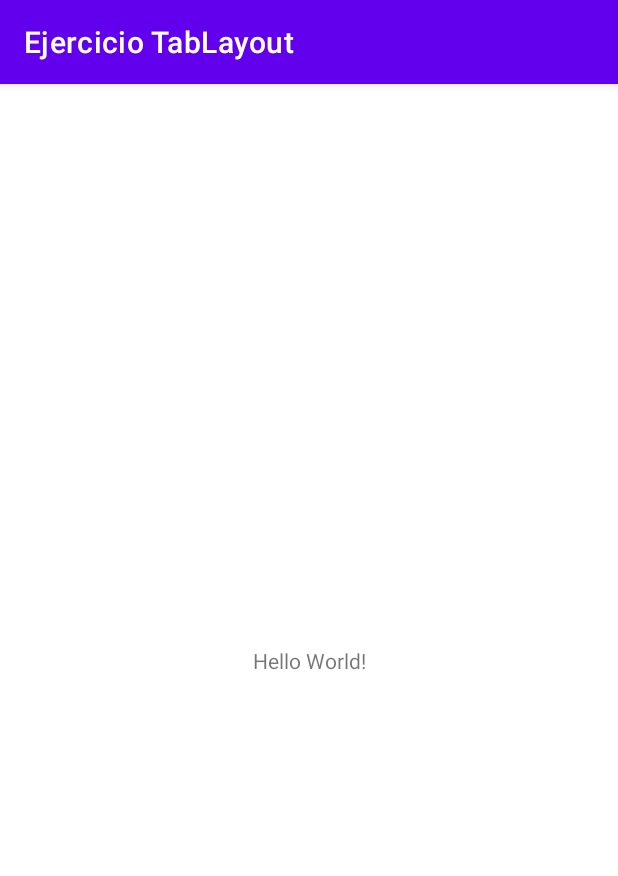
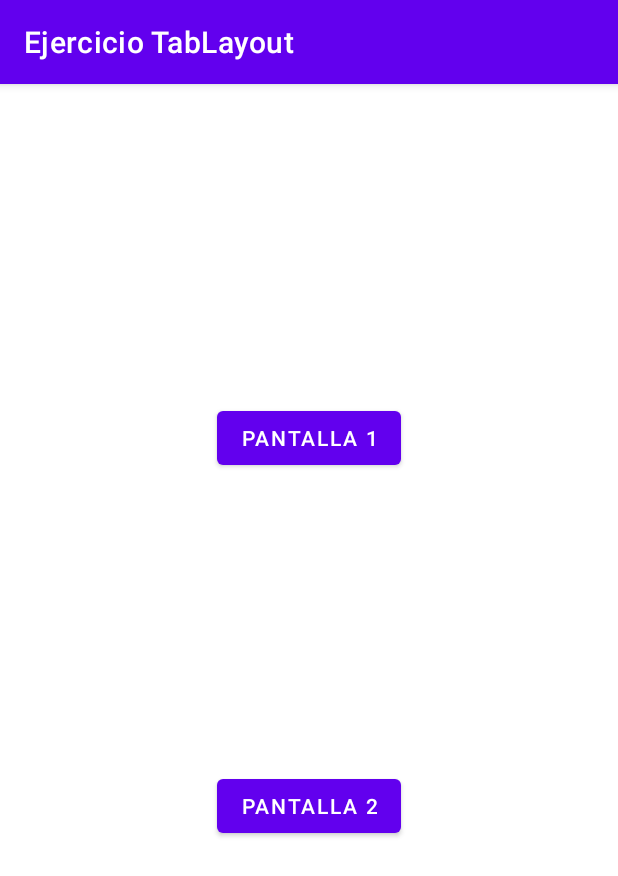
Before and after one commit to javiercatalancas/EjercicioTabLayout, an Android app: the screen it shows after launch (MainActivity), on a phone screen of 412 x 824 dp. Shown: the top 876 px of the screen. Run offline under Robolectric (Android 15) with nearby library versions, the light colour scheme and no system bars.

Commit message:
22032021
(modo avanzado)

```diff
--- a/app/src/main/res/layout/activity_main.xml
+++ b/app/src/main/res/layout/activity_main.xml
@@ -6,13 +6,26 @@
     android:layout_height="match_parent"
     tools:context=".MainActivity">
 
-    <TextView
+    <Button
+        android:id="@+id/button"
         android:layout_width="wrap_content"
         android:layout_height="wrap_content"
-        android:text="Hello World!"
+        android:text="Pantalla 1"
         app:layout_constraintBottom_toBottomOf="parent"
-        app:layout_constraintLeft_toLeftOf="parent"
-        app:layout_constraintRight_toRightOf="parent"
-        app:layout_constraintTop_toTopOf="parent" />
+        app:layout_constraintEnd_toEndOf="parent"
+        app:layout_constraintStart_toStartOf="parent"
+        app:layout_constraintTop_toTopOf="parent"
+        app:layout_constraintVertical_bias="0.294" />
+
+    <Button
+        android:id="@+id/button3"
+        android:layout_width="wrap_content"
+        android:layout_height="wrap_content"
+        android:text="Pantalla 2"
+        app:layout_constraintBottom_toBottomOf="parent"
+        app:layout_constraintEnd_toEndOf="parent"
+        app:layout_constraintStart_toStartOf="parent"
+        app:layout_constraintTop_toTopOf="parent"
+        app:layout_constraintVertical_bias="0.635" />
 
 </androidx.constraintlayout.widget.ConstraintLayout>
```
Also changed, not shown: app/src/main/res/layout/tab_layout.xml (added, +39 -0 lines), 1 other file.
